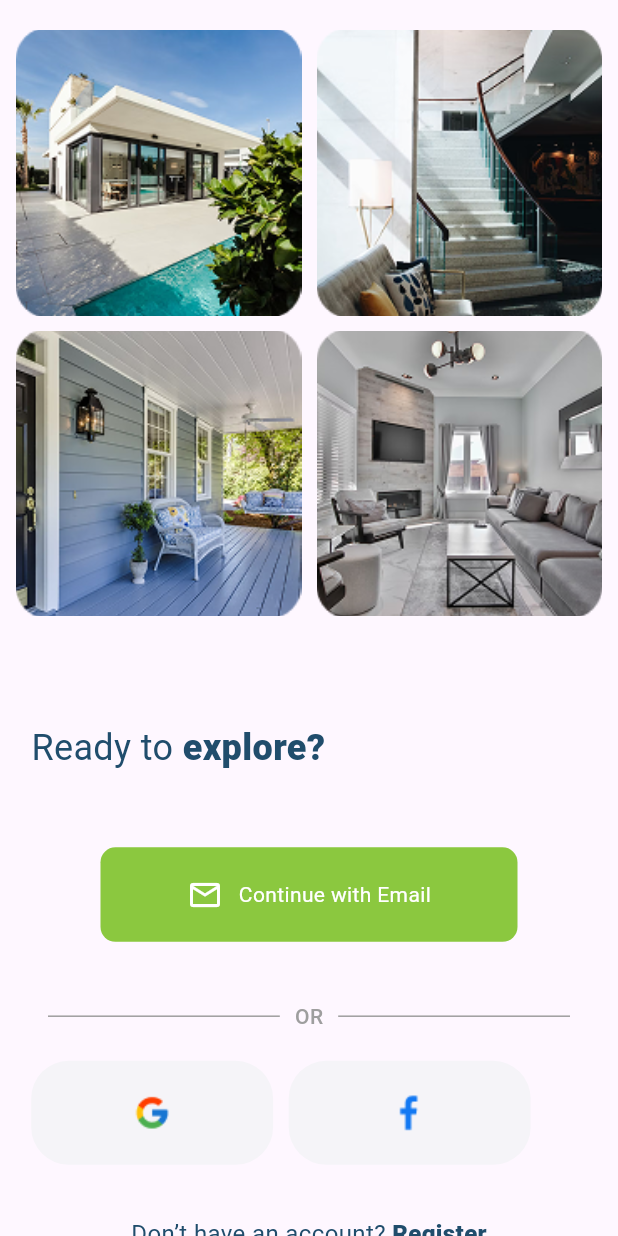
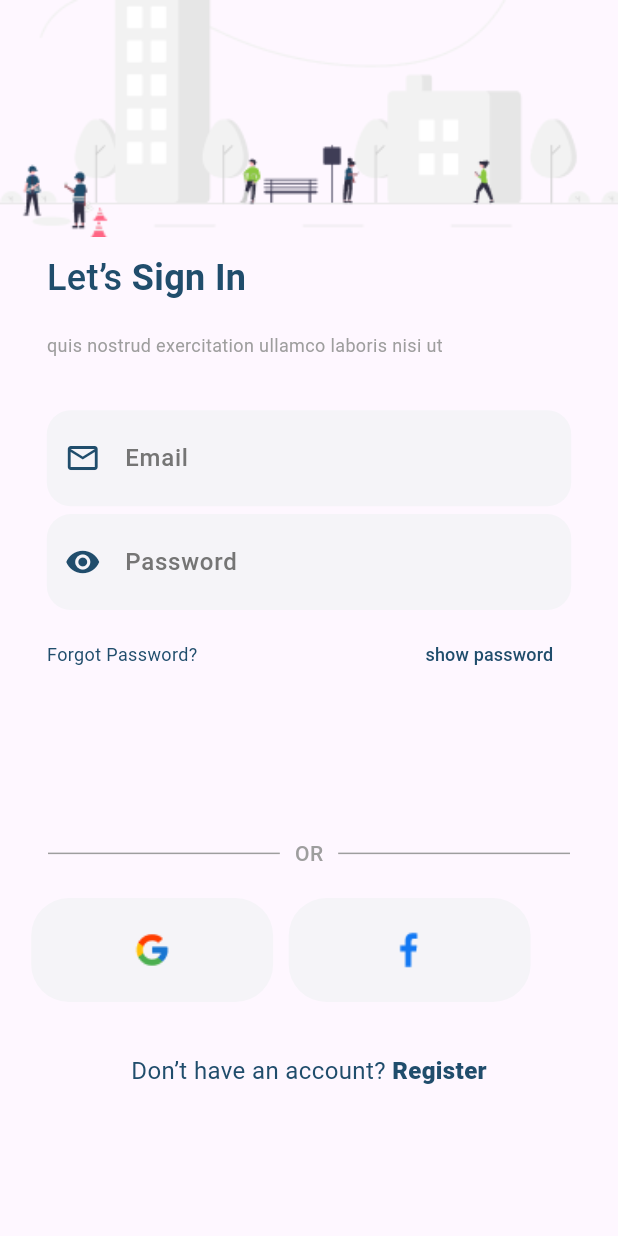
Before and after one commit to KarimAbushbak/real_estate, a Flutter app: the OptionScreen screen opened by its route, after a tap on "Continue with Email", on a phone screen of 412 x 824 dp. Run offline on Flutter 3.47's test engine with Material 3 defaults, Android fonts, the phone set to English and light mode, and no system bars; our stand-ins replace auto_route, bloc, firebase_auth, firebase_core, flutter_bloc, flutter_screenutil and 1 more; accounts and stored records are empty.

Commit message:
Completing LogIn page ui

```diff
--- a/lib/core/resources/manager_assets.dart
+++ b/lib/core/resources/manager_assets.dart
@@ -11,7 +11,7 @@ class ManagerAssets {
   static const String option3 = 'assets/images/option/option3.png';
   static const String option4 = 'assets/images/option/option4.png';
   static const String facebook = 'assets/images/option/facebook.png';
-  static const String auth1 = 'assets/images/auth/auth1.png';
+  static const String login1 = 'assets/images/log_in/login1.png';
   static const String auth2 = 'assets/images/auth/auth2.png';
   static const String auth3 = 'assets/images/auth/auth3.png';
   static const String auth4 = 'assets/images/auth/auth4.png';
--- /dev/null
+++ b/lib/features/auth/presntation/screens/login_screen.dart
@@ -0,0 +1,230 @@
+import 'package:auto_route/annotations.dart';
+import 'package:flutter/material.dart';
+import 'package:flutter_bloc/flutter_bloc.dart';
+import 'package:real_estate/core/resources/manager_assets.dart';
+import 'package:real_estate/core/resources/manager_colors.dart';
+import 'package:real_estate/core/resources/manager_font_sizes.dart';
+import 'package:real_estate/core/resources/manager_font_weight.dart';
+import 'package:real_estate/core/resources/manager_height.dart';
+import 'package:real_estate/core/resources/manager_width.dart';
+
+import '../bloc/auth_bloc.dart';
+
+@RoutePage()
+class LoginScreen extends StatelessWidget {
+  const LoginScreen({super.key});
+
+  @override
+  Widget build(BuildContext context) {
+    return Scaffold(
+      body: Column(
+        children: [
+          Image.asset(ManagerAssets.login1, width: 500, fit: BoxFit.cover),
+          SizedBox(height: ManagerHeight.h10,),
+          Padding(padding: EdgeInsets.symmetric(horizontal: ManagerWidth.w30),
+            child: Column(
+              crossAxisAlignment: CrossAxisAlignment.start,
+              children: [
+                Row(
+                  children: [
+                    Text(
+                      'Let’s',
+                      style: TextStyle(
+                        fontSize: 24,
+                        fontWeight: ManagerFontWeight.regular,
+                        color: ManagerColors.secondaryColor,
+                      ),
+                    ),
+                    Text(
+                      ' Sign In',
+                      style: TextStyle(
+                        fontSize: 24,
+                        fontWeight: ManagerFontWeight.bold,
+                        color: ManagerColors.secondaryColor,
+                      ),
+                    ),
+                  ],
+                ),
+                SizedBox(height: ManagerHeight.h20,),
+                Text(
+                  'quis nostrud exercitation ullamco laboris nisi ut',
+                  style: TextStyle(
+                      color: Colors.grey,
+                      fontSize: ManagerFontSizes.s12
+                  ),
+                ),
+                SizedBox(height: ManagerHeight.h35,),
+                SizedBox(
+                  height: ManagerHeight.h70,
+                  width: ManagerWidth.w355,
+                  child: TextField(
+                    decoration: InputDecoration(
+                      hintText: 'Email',
+                      hintStyle: TextStyle(
+                        color: Colors.grey[600],
+                        fontWeight: FontWeight.w500,
+                      ),
+                      filled: true,
+                      fillColor: const Color(0xffF5F4F8), // Light background color
+                      prefixIcon: Icon(Icons.email_outlined, color: ManagerColors.secondaryColor),
+                      border: OutlineInputBorder(
+                        borderRadius: BorderRadius.circular(16),
+                        borderSide: BorderSide.none,
+                      ),
+                      contentPadding: const EdgeInsets.symmetric(vertical: 20.0, horizontal: 16.0),
+                    ),
+                    style: const TextStyle(color: Colors.black),
+                  ),
+                ),
+                SizedBox(
+                  height: ManagerHeight.h70,
+                  width: ManagerWidth.w355,
+                  child: TextField(
+                    decoration: InputDecoration(
+                      hintText: 'Password',
+                      hintStyle: TextStyle(
+                        color: Colors.grey[600],
+                        fontWeight: FontWeight.w500,
+                      ),
+                      filled: true,
+                      fillColor: const Color(0xffF5F4F8), // Light background color
+                      prefixIcon: Icon(Icons.visibility, color: ManagerColors.secondaryColor),
+                      border: OutlineInputBorder(
+                        borderRadius: BorderRadius.circular(16),
+                        borderSide: BorderSide.none,
+                      ),
+                      contentPadding: const EdgeInsets.symmetric(vertical: 20.0, horizontal: 16.0),
+                    ),
+                    style: const TextStyle(color: Colors.black),
+                  ),
+                ),
+                Row(
+                  children: [
+                     Text(
+                      'Forgot Password?',
+                      style: TextStyle(
+                        color: ManagerColors.secondaryColor,
+                        fontSize: ManagerFontSizes.s12,
+                      ),
+                    ),
+                    const Spacer(),
+                    TextButton(
+                      onPressed: () {
+                      },
+                      child:  Text(
+                        'show password',
+                        style: TextStyle(
+                          color: ManagerColors.secondaryColor,
+                          fontSize: ManagerFontSizes.s12,
+                        ),
+                      ),
+                    ),
+                  ],
+                ),
+
+
+
+
+
+              ],
+            ),
+
+          ),
+          SizedBox(height: ManagerHeight.h100,),
+          Padding(
+            padding: const EdgeInsets.symmetric(horizontal: 32.0),
+            child: Row(
+              children: [
+                const Expanded(
+                  child: Divider(
+                    thickness: 1,
+                    color: Colors.grey,
+                    endIndent: 10,
+                  ),
+                ),
+                const Text(
+                  'OR',
+                  style: TextStyle(
+                    color: Colors.grey,
+                    fontWeight: FontWeight.w500,
+                  ),
+                ),
+                const Expanded(
+                  child: Divider(
+                      thickness: 1, color: Colors.grey, indent: 10),
+                ),
+              ],
+            ),
+          ),
+          SizedBox(height: ManagerHeight.h20),
+          Padding(
+            padding: EdgeInsets.symmetric(horizontal: ManagerWidth.w20),
+            child: Row(
+              children: [
+                InkWell(
+                  onTap: () {
+                    context.read<AuthBloc>().add(
+                        AuthGoogleSignInRequested());
+                  },
+                  child: Container(
+                    height: ManagerHeight.h70,
+                    width: ManagerWidth.w155,
+                    decoration: BoxDecoration(
+                      borderRadius: BorderRadius.circular(25),
+                      color: ManagerColors.optionBoxColor,
+                    ),
+                    child: Image.asset(
+                      ManagerAssets.google,
+                      height: ManagerHeight.h24,
+                      width: ManagerWidth.w24,
+                    ),
+                  ),
+                ),
+                SizedBox(width: ManagerWidth.w10),
+                Container(
+                  height: ManagerHeight.h70,
+                  width: ManagerWidth.w155,
+                  decoration: BoxDecoration(
+                    borderRadius: BorderRadius.circular(25),
+                    color: ManagerColors.optionBoxColor,
+                  ),
+                  child: Image.asset(
+                    ManagerAssets.facebook,
+                    height: ManagerHeight.h24,
+                    width: ManagerWidth.w24,
+                  ),
+                ),
+              ],
+            ),
+          ),
+          SizedBox(height: ManagerHeight.h35),
+          Row(
+            mainAxisAlignment: MainAxisAlignment.center,
+            children: [
+              Text(
+                'Don’t have an account?',
+                style: TextStyle(
+                  fontSize: ManagerFontSizes.s16,
+                  fontWeight: ManagerFontWeight.w400,
+                  color: ManagerColors.secondaryColor,
+                ),
+              ),
+              InkWell(
+                child: Text(
+                  ' Register',
+                  style: TextStyle(
+                    fontSize: ManagerFontSizes.s16,
+                    fontWeight: ManagerFontWeight.w800,
+                    color: ManagerColors.secondaryColor,
+                  ),
+                ),
+              ),
+            ],
+          ),
+
+
+        ],
+      ),
+    );
+  }
+}
--- a/lib/features/auth/presntation/screens/option_screen.dart
+++ b/lib/features/auth/presntation/screens/option_screen.dart
@@ -1,4 +1,5 @@
 import 'package:auto_route/annotations.dart';
+import 'package:auto_route/auto_route.dart';
 import 'package:flutter/material.dart';
 import 'package:flutter_bloc/flutter_bloc.dart';
 import 'package:real_estate/core/resources/manager_colors.dart';
@@ -9,6 +10,7 @@ import 'package:real_estate/features/auth/presntation/bloc/auth_bloc.dart';
 import '../../../../core/resources/manager_assets.dart';
 import '../../../../core/resources/manager_height.dart';
 import '../../../../core/resources/manager_width.dart';
+import '../../../../routes/routes.gr.dart';
 
 @RoutePage()
 class OptionScreen extends StatelessWidget {
@@ -26,7 +28,7 @@ class OptionScreen extends StatelessWidget {
     return Scaffold(
       body: BlocConsumer<AuthBloc, AuthState>(
         listener: (context, state) {
-          if(state is Authenticated){
+          if (state is Authenticated) {
             // Navigator.pushNamed(context, '/home');
           } else if (state is AuthError) {
             // Handle authentication error
@@ -89,6 +91,10 @@ class OptionScreen extends StatelessWidget {
               BaseButton(
                 width: 278,
                 height: 63,
+                onTap: () {
+                  context.pushRoute(LoginRoute());
+                }
+                ,
                 child: Row(
                   mainAxisAlignment: MainAxisAlignment.center,
                   children: [
@@ -135,7 +141,8 @@ class OptionScreen extends StatelessWidget {
                     InkWell(
                       onTap: () {
                         // Handle Google sign-in
-                        context.read<AuthBloc>().add(AuthGoogleSignInRequested());
+                        context.read<AuthBloc>().add(
+                            AuthGoogleSignInRequested());
                       },
                       child: Container(
                         height: ManagerHeight.h70,
--- a/lib/features/on_boarding/presntation/screens/on_boarding_screen.dart
+++ b/lib/features/on_boarding/presntation/screens/on_boarding_screen.dart
@@ -30,7 +30,7 @@ class OnBoardingScreen extends StatelessWidget {
               );
             });
           } else if (state is OnboardingCompleted) {
-            context.pushRoute(const OptionRoute());
+            context.pushRoute( OptionRoute());
           }
           return Scaffold(
             backgroundColor: Colors.white,
--- a/lib/routes/routes.dart
+++ b/lib/routes/routes.dart
@@ -9,5 +9,6 @@ class AppRouter extends RootStackRouter {
     AutoRoute(page: SplashRoute.page, initial: true),
     AutoRoute(page: OnBoardingRoute.page, ),
     AutoRoute(page: OptionRoute.page, ),
+    AutoRoute(page: LoginRoute.page, ),
   ];
 }
--- a/pubspec.yaml
+++ b/pubspec.yaml
@@ -71,6 +71,7 @@ flutter:
     - assets/images/splash/
     - assets/images/out_boarding/
     - assets/images/option/
+    - assets/images/log_in/
 #    - assets/images/home/
 #    - assets/images/profile/
   # An image asset can refer to one or more resolution-specific "variants", see
```
Also changed, not shown: assets/images/log_in/login1.png (added), lib/routes/routes.gr.dart.
